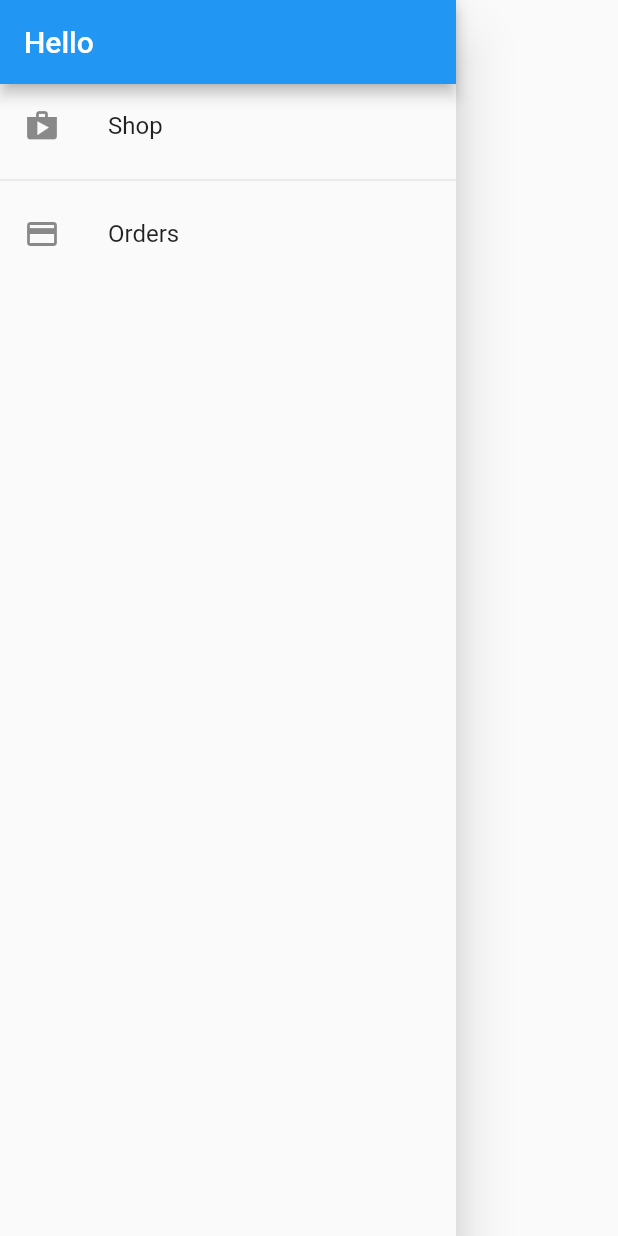
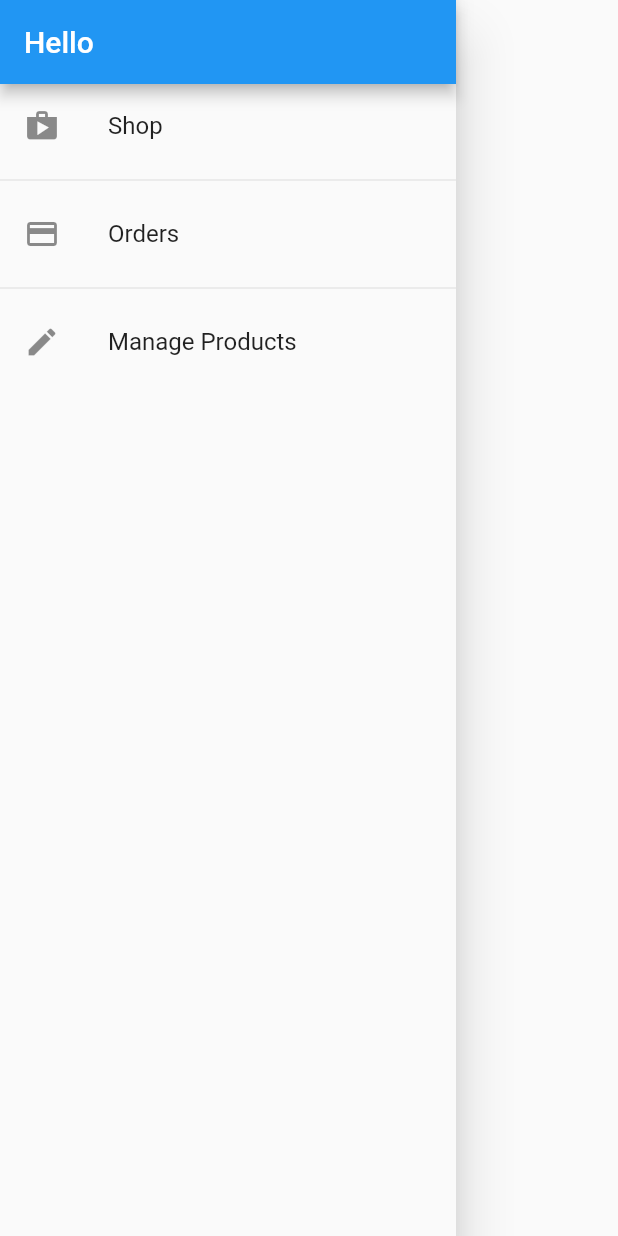
Before and after one commit to agiletechie/online-store-flutter-practice, a Flutter app: the AppDrawer widget shown alone on an empty page, opened directly, on a phone screen of 412 x 824 dp. Run offline on Flutter 3.47's test engine with Material 2 defaults, Android fonts, the phone set to English and light mode, and no system bars; network calls fail.

Commit message:
modified widgets

```diff
--- a/lib/widgets/app_drawer.dart
+++ b/lib/widgets/app_drawer.dart
@@ -1,6 +1,7 @@
 import 'package:flutter/material.dart';
 import '../screens/order_screen.dart';
 import '../screens/home_screen.dart';
+import '../screens/user_product_screen.dart';
 
 class AppDrawer extends StatelessWidget {
   const AppDrawer({Key? key}) : super(key: key);
@@ -29,6 +30,15 @@ class AppDrawer extends StatelessWidget {
               Navigator.pushReplacementNamed(context, OrderScreen.routeName);
             },
           ),
+          const Divider(),
+          ListTile(
+            leading: const Icon(Icons.edit),
+            title: const Text('Manage Products'),
+            onTap: () {
+              Navigator.pushReplacementNamed(
+                  context, UserProductScreen.routeName);
+            },
+          ),
         ],
       ),
     );
```
Also changed, not shown: lib/widgets/cart_item_tile.dart (+23 -0 lines), lib/widgets/product_item.dart (+14 -1 lines).
